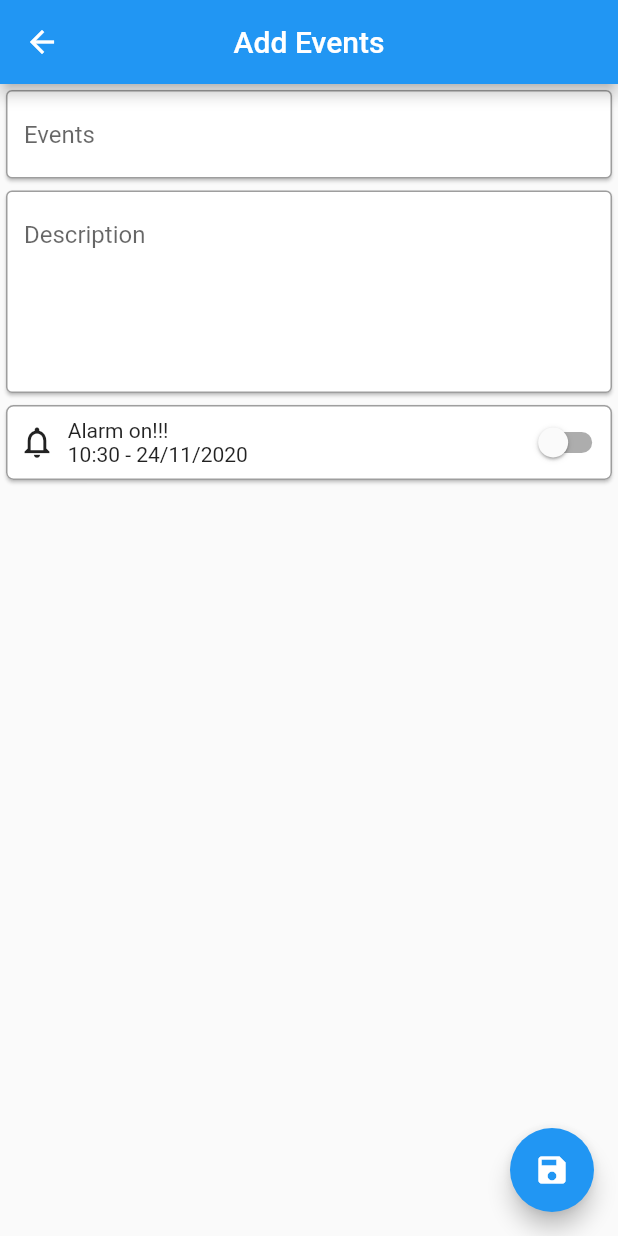
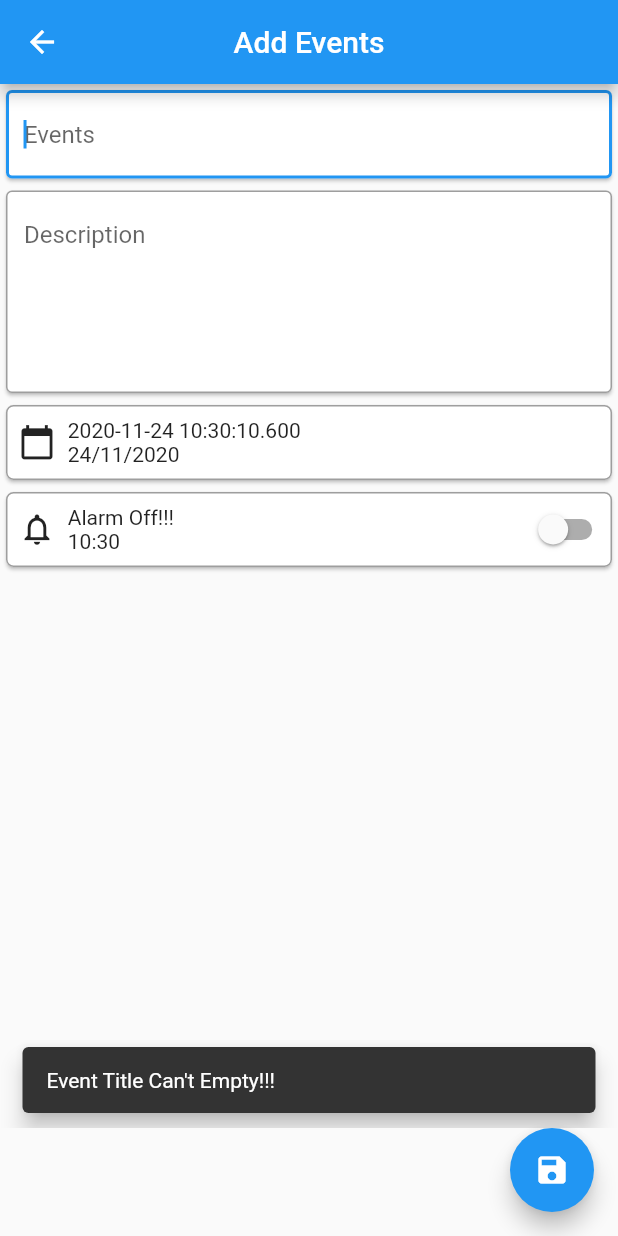
Before and after one commit to ThanhDang143/CalendarApp, a Flutter app: the AddEvents screen opened directly with empty values, after a tap on the "save" icon, on a phone screen of 412 x 824 dp. Run offline on Flutter 3.47's test engine with Material 2 defaults, Android fonts, the phone set to English and light mode, and no system bars; our stand-ins replace cloud_firestore, firebase_core, table_calendar; accounts and stored records are empty.

Commit message:
Can insert events into Firestore

```diff
--- a/lib/main.dart
+++ b/lib/main.dart
@@ -1,10 +1,12 @@
 import 'package:calendar_app/views/HomePage.dart';
 import 'package:flutter/material.dart';
+import 'package:firebase_core/firebase_core.dart';
 
-void main() {
+void main() async {
+  WidgetsFlutterBinding.ensureInitialized();
+  await Firebase.initializeApp();
   runApp(MyApp());
 }
-
 class MyApp extends StatelessWidget {
   // This widget is the root of your application.
   @override
--- a/lib/views/AddEvents.dart
+++ b/lib/views/AddEvents.dart
@@ -1,32 +1,51 @@
 import 'package:calendar_app/widget/widget.dart';
 import 'package:flutter/material.dart';
+import 'package:cloud_firestore/cloud_firestore.dart';
 
 class AddEvents extends StatefulWidget {
-  final String text;
-  AddEvents({Key key, @required this.text}) : super(key: key);
+  final DateTime detailDate;
+  AddEvents({Key key, @required this.detailDate}) : super(key: key);
 
   @override
-  _AddEventsState createState() => _AddEventsState(text);
+  _AddEventsState createState() => _AddEventsState(detailDate);
 }
 
 class _AddEventsState extends State<AddEvents> {
+  DateTime detailDate;
+  _AddEventsState(this.detailDate);
+
   bool isSwitched = false;
+  String alarm = "Alarm Off!!!";
 
-  DateTime selectedDate = DateTime.now();
+  TextEditingController _eventsTitleController;
+  TextEditingController _eventsDesController;
+
   TimeOfDay selectedTime = TimeOfDay.now();
+
+  final _scaffoldKey = GlobalKey<ScaffoldState>();
+
+  FocusNode _nodeTitle = FocusNode();
+
+  @override
+  void initState() {
+    super.initState();
+    _eventsTitleController = TextEditingController();
+    _eventsDesController = TextEditingController();
+  }
 
   _selectDate(BuildContext context) async {
     final DateTime picked = await showDatePicker(
       context: context,
-      initialDate: selectedDate,
+      initialDate: detailDate,
       firstDate: DateTime(2000),
       lastDate: DateTime(2025),
     );
 
-    if (picked != null && picked != selectedDate)
+    if (picked != null && picked != detailDate) {
       setState(() {
-        selectedDate = picked;
+        detailDate = picked;
       });
+    }
   }
 
   _selectTime(BuildContext context) async {
@@ -41,24 +60,26 @@ class _AddEventsState extends State<AddEvents> {
       });
   }
 
-  final String text;
-  _AddEventsState(this.text);
-
   @override
   Widget build(BuildContext context) {
     return Scaffold(
+      key: _scaffoldKey,
       appBar: appBar("Add Events"),
-      body: Container(
+      body: SingleChildScrollView(
         child: Column(
           children: [
             Card(
               child: TextField(
+                autofocus: true,
+                focusNode: _nodeTitle,
+                controller: _eventsTitleController,
                 decoration: InputDecoration(
                     hintText: "Events", border: OutlineInputBorder()),
               ),
             ),
             Card(
               child: TextField(
+                controller: _eventsDesController,
                 maxLines: 5,
                 decoration: InputDecoration(
                     hintText: 'Description', border: OutlineInputBorder()),
@@ -71,8 +92,38 @@ class _AddEventsState extends State<AddEvents> {
                 ),
                 child: InkWell(
                   onTap: () {
+                    _selectDate(context);
+                  },
+                  child: Container(
+                    height: 50,
+                    child: Row(
+                      children: [
+                        Container(
+                          width: MediaQuery.of(context).size.width / 10,
+                          alignment: Alignment.center,
+                          child: Icon(
+                            Icons.calendar_today,
+                            size: 25,
+                          ),
+                        ),
+                        Container(
+                          width: MediaQuery.of(context).size.width * 7 / 10,
+                          child: Text(
+                            "${detailDate.toString()} \n${detailDate.day.toString().padLeft(2, '0')}/${detailDate.month.toString().padLeft(2, '0')}/${detailDate.year}",
+                          ),
+                        ),
+                      ],
+                    ),
+                  ),
+                )),
+            Card(
+                shape: RoundedRectangleBorder(
+                  borderRadius: BorderRadius.circular(5),
+                  side: BorderSide(color: Colors.grey),
+                ),
+                child: InkWell(
+                  onTap: () {
                     _selectTime(context);
-                    _selectDate(context);
                   },
                   child: Container(
                     height: 50,
@@ -89,7 +140,7 @@ class _AddEventsState extends State<AddEvents> {
                         Container(
                           width: MediaQuery.of(context).size.width * 7 / 10,
                           child: Text(
-                            "Alarm on!!! \n${selectedTime.hour}:${selectedTime.minute} - ${selectedDate.day}/${selectedDate.month}/${selectedDate.year}",
+                            "$alarm \n${selectedTime.hour.toString().padLeft(2, '0')}:${selectedTime.minute.toString().padLeft(2, '0')}",
                           ),
                         ),
                         Container(
@@ -101,7 +152,11 @@ class _AddEventsState extends State<AddEvents> {
                             onChanged: (value) {
                               setState(() {
                                 isSwitched = value;
-                                print(isSwitched);
+                                if (isSwitched) {
+                                  alarm = "Alarm On";
+                                } else {
+                                  alarm = "Alarm Off";
+                                }
                               });
                             },
                           ),
@@ -116,7 +171,35 @@ class _AddEventsState extends State<AddEvents> {
       floatingActionButton: FloatingActionButton(
         child: Icon(Icons.save),
         onPressed: () {
-          print("Save");
+          if (_eventsTitleController.text.isEmpty) {
+            _scaffoldKey.currentState
+              ..removeCurrentSnackBar()
+              ..showSnackBar(
+                SnackBar(
+                  content: Text("Event Title Can't Empty!!!"),
+                  duration: Duration(seconds: 2),
+                  behavior: SnackBarBehavior.floating,
+                ),
+              );
+            FocusScope.of(context).requestFocus(_nodeTitle);
+          } else {
+            Navigator.pop(context, "Saved!");
+
+            DocumentReference setData =
+                FirebaseFirestore.instance.collection('Events').doc();
+
+            return setData
+                .set({
+                  'Events': _eventsTitleController.text,
+                  'Description': _eventsDesController.text,
+                  'ID': setData.id,
+                  'Date': DateTime(detailDate.year, detailDate.month,
+                      detailDate.day, selectedTime.hour, selectedTime.minute),
+                  'Alarm': isSwitched,
+                })
+                .then((value) => print("Add ok!!!"))
+                .catchError((error) => print("Failed to add user: $error"));
+          }
         },
       ),
     );
--- a/pubspec.yaml
+++ b/pubspec.yaml
@@ -21,6 +21,7 @@ environment:
   sdk: ">=2.7.0 <3.0.0"
 
 dependencies:
+  cloud_firestore: ^0.14.3
   flutter:
     sdk: flutter
 
```
Also changed, not shown: lib/views/HomePage.dart (+22 -6 lines), lib/widget/widget.dart (+9 -1 lines), pubspec.lock, 1 other file.
